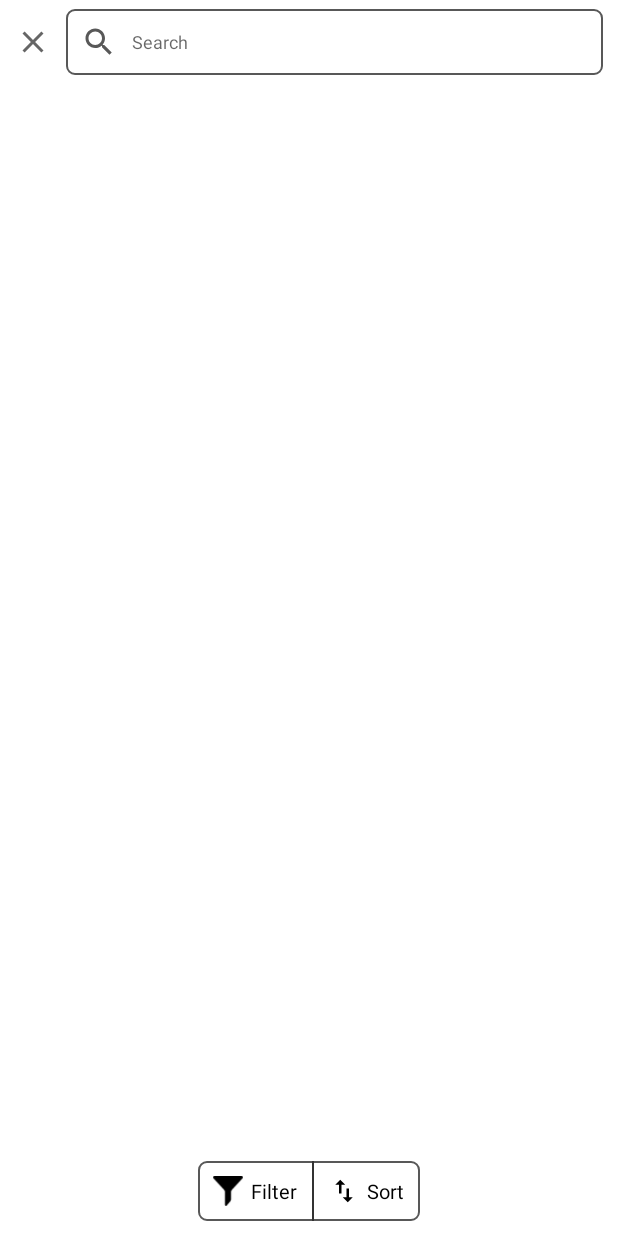
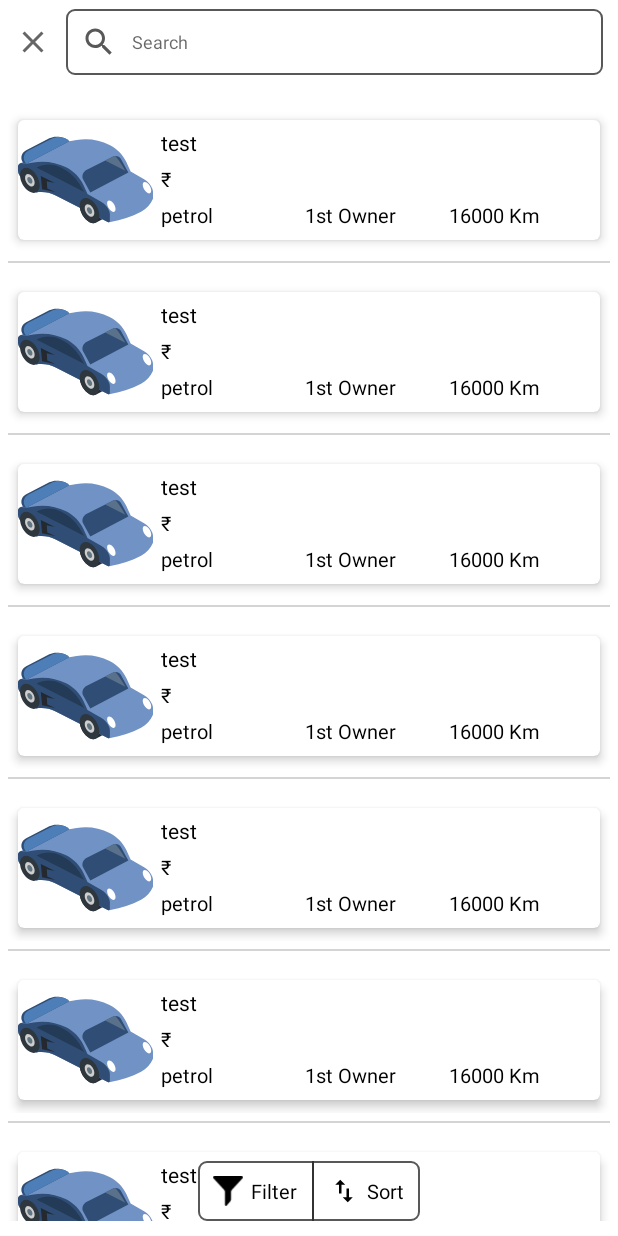
Before and after one commit to carhouseindia/carhouse_android-app, an Android app: the CarList screen opened directly, with no data from a screen before it, on a phone screen of 412 x 824 dp. Run offline under Robolectric (Android 15) with nearby library versions, the phone set to English and light mode, and no system bars; our stand-ins replace ButterKnife.

Commit message:
car list UI

```diff
--- a/app/src/main/java/com/example/carhouse/activity/CarList.java
+++ b/app/src/main/java/com/example/carhouse/activity/CarList.java
@@ -11,6 +11,10 @@ import android.widget.ImageView;
 import android.widget.LinearLayout;
 
 import com.example.carhouse.R;
+import com.example.carhouse.adapter.CarListAdapter;
+
+import java.util.ArrayList;
+import java.util.List;
 
 import butterknife.BindView;
 
@@ -31,7 +35,8 @@ public class CarList extends MainClass {
     @BindView(R.id.imgClose)
     AppCompatImageView imgClose;
 
-
+    CarListAdapter adapter;
+    private List<String> litData=new ArrayList<String>();
 
     @Override
     protected int getActivityLayout() {
@@ -40,6 +45,9 @@ public class CarList extends MainClass {
 
     @Override
     protected void intView() {
+        intRecycleView(recyclerList);
+        adapter=new CarListAdapter(CarList.this,litData);
+        recyclerList.setAdapter(adapter);
 
     }
 
--- /dev/null
+++ b/app/src/main/java/com/example/carhouse/adapter/CarListAdapter.java
@@ -0,0 +1,72 @@
+package com.example.carhouse.adapter;
+
+import android.content.Context;
+import android.content.Intent;
+import android.view.LayoutInflater;
+import android.view.View;
+import android.view.ViewGroup;
+import android.widget.LinearLayout;
+
+import androidx.annotation.NonNull;
+import androidx.annotation.Nullable;
+import androidx.appcompat.widget.AppCompatTextView;
+import androidx.recyclerview.widget.RecyclerView;
+
+import com.example.carhouse.R;
+import com.example.carhouse.activity.CarList;
+
+import java.util.ArrayList;
+import java.util.List;
+
+public class CarListAdapter extends RecyclerView.Adapter<CarListVH> {
+
+    private List<String> litData=new ArrayList<String>();
+    private Context context;
+    String type;
+
+    public CarListAdapter(Context context,List<String> litData) {
+        this.litData = litData;
+        this.context = context;
+    }
+
+    @NonNull
+    @Override
+    public CarListVH onCreateViewHolder(@NonNull ViewGroup parent, int viewType) {
+        View layoutView = LayoutInflater.from(parent.getContext()).inflate(R.layout.car_list_item, parent,false);
+        return new CarListVH(layoutView,context);
+    }
+
+    @Override
+    public void onBindViewHolder(@NonNull CarListVH holder, int position) {
+
+    }
+
+    @Override
+    public int getItemCount() {
+        return 10;
+    }
+}
+
+class CarListVH extends RecyclerView.ViewHolder implements View.OnClickListener {
+
+    @Nullable
+
+    View view;
+    String type;
+    Context context;
+
+    public CarListVH(@NonNull View itemView, Context context)
+    {
+        super(itemView);
+        view = itemView;
+        this.context = context;
+
+
+//        view.setOnClickListener(this);
+    }
+
+    @Override
+    public void onClick(View v) {
+
+    }
+}
--- a/app/src/main/java/com/example/carhouse/adapter/SearchListAdapter.java
+++ b/app/src/main/java/com/example/carhouse/adapter/SearchListAdapter.java
@@ -14,7 +14,6 @@ import androidx.recyclerview.widget.RecyclerView;
 
 import com.example.carhouse.R;
 import com.example.carhouse.activity.CarList;
-import com.example.carhouse.activity.MainClass;
 
 import java.util.ArrayList;
 import java.util.List;
--- /dev/null
+++ b/app/src/main/res/drawable/ic_no_car.xml
@@ -0,0 +1,57 @@
+<vector xmlns:android="http://schemas.android.com/apk/res/android"
+    android:width="512dp"
+    android:height="512dp"
+    android:viewportWidth="512"
+    android:viewportHeight="512">
+  <path
+      android:pathData="m347.309,407.758 l-45.52,-32.023c-6.695,-16.738 -17.852,-31.613 -30.488,-38.906 -20.484,-11.828 -37.09,0.727 -37.09,28.039s16.605,59.039 37.09,70.867c9.707,5.605 18.543,5.727 25.152,1.402zM347.309,407.758"
+      android:fillColor="#23292e"/>
+  <path
+      android:pathData="m512,307.719c0,-4.934 -0.848,-9.824 -2.508,-14.469l-0.383,-1.07c-5.773,-16.137 -16.637,-29.957 -30.961,-39.375l-50.969,-33.508 -16.305,-39.82c-12.559,-30.672 -34.898,-56.336 -63.547,-73.008 -37.68,-21.93 -81.992,-29.555 -124.836,-21.484l-27.852,5.246 -13.684,-2.156c-3.355,-0.527 -6.586,0.098 -9.336,1.555 -0.266,0.141 -0.52,0.301 -0.777,0.457l-162.988,95.648c-4.637,2.523 -7.855,7.434 -7.855,13.199v15.16c0,15.68 8.371,30.164 21.953,37.992l46.348,56.973c25.684,-4.738 52.215,-0.18 74.844,12.859l197.211,113.637c0.953,0.551 1.965,0.762 2.941,0.707 0,0 0.883,-0.102 1.215,-0.199l6.023,-1.086c41.027,-7.398 80.383,-22.129 116.18,-43.488 20.77,-12.395 36.57,-31.602 44.77,-54.324 0.133,-0.281 0.246,-0.574 0.332,-0.887 0.059,-0.168 0.125,-0.332 0.184,-0.5l-0.063,-0.086c0.039,-0.262 0.063,-0.535 0.063,-0.813zM512,307.719"
+      android:fillColor="#7192c4"/>
+  <path
+      android:pathData="m346.188,388.918c-5.746,-16.285 -16.664,-30.223 -31.07,-39.695l-51.551,-33.891 -15.457,-37.75c-13.02,-31.797 -35.895,-58.824 -65.738,-75.852 -37.387,-21.332 -81.156,-28.684 -123.492,-20.711l-27.852,5.246 -13.684,-2.156c-9.109,-1.438 -17.344,5.602 -17.344,14.824v15.16c0,15.68 8.371,30.164 21.953,37.992l46.348,56.973c25.684,-4.738 52.215,-0.18 74.844,12.859l197.211,113.637c3.57,2.059 8.031,-0.52 8.031,-4.641v-28.387c0,-4.625 -0.66,-9.25 -2.199,-13.609zM346.188,388.918"
+      android:fillColor="#304e75"/>
+  <path
+      android:pathData="m308.391,407.695c0,27.313 -16.605,39.863 -37.09,28.039 -20.484,-11.828 -37.09,-43.555 -37.09,-70.867s16.605,-39.867 37.09,-28.039c20.484,11.824 37.09,43.555 37.09,70.867zM308.391,407.695"
+      android:fillColor="#2e373d"/>
+  <path
+      android:pathData="m289.535,396.809c0,13.43 -8.164,19.602 -18.234,13.785 -10.07,-5.816 -18.238,-21.414 -18.238,-34.84 0,-13.43 8.164,-19.602 18.238,-13.789 10.07,5.816 18.234,21.414 18.234,34.844zM289.535,396.809"
+      android:fillColor="#cecece"/>
+  <path
+      android:pathData="m281.191,391.988c0,7.285 -4.43,10.633 -9.891,7.48 -5.461,-3.156 -9.891,-11.617 -9.891,-18.898 0,-7.285 4.426,-10.633 9.891,-7.477 5.461,3.152 9.891,11.613 9.891,18.895zM281.191,391.988"
+      android:fillColor="#627681"/>
+  <path
+      android:pathData="m82.027,278.578c0,27.313 -16.605,39.867 -37.09,28.039 -20.48,-11.824 -37.086,-43.551 -37.086,-70.863s16.605,-39.867 37.086,-28.039c20.488,11.824 37.09,43.555 37.09,70.863zM82.027,278.578"
+      android:fillColor="#2e373d"/>
+  <path
+      android:pathData="m63.176,267.695c0,13.43 -8.164,19.602 -18.234,13.785 -10.074,-5.813 -18.238,-21.414 -18.238,-34.844 0,-13.426 8.164,-19.602 18.238,-13.785 10.07,5.816 18.234,21.414 18.234,34.844zM63.176,267.695"
+      android:fillColor="#cecece"/>
+  <path
+      android:pathData="m54.832,262.879c0,7.281 -4.43,10.629 -9.891,7.477 -5.465,-3.156 -9.891,-11.617 -9.891,-18.898 0,-7.285 4.426,-10.633 9.891,-7.477 5.461,3.152 9.891,11.613 9.891,18.898zM54.832,262.879"
+      android:fillColor="#627681"/>
+  <path
+      android:pathData="m360.18,352.949c8.258,10.926 12.188,26.332 8.773,34.418 -3.418,8.082 -12.883,5.781 -21.141,-5.141 -8.262,-10.922 -12.191,-26.332 -8.773,-34.414 3.414,-8.086 12.879,-5.785 21.141,5.137zM360.18,352.949"
+      android:fillColor="#fff"/>
+  <path
+      android:pathData="m495.359,274.113c8.262,10.926 12.191,26.332 8.773,34.418 -3.414,8.082 -12.879,5.781 -21.141,-5.141 -8.258,-10.922 -12.188,-26.332 -8.773,-34.414 3.418,-8.086 12.883,-5.785 21.141,5.137zM495.359,274.113"
+      android:fillColor="#fff"/>
+  <path
+      android:pathData="m274.258,309.059 l144.152,-84.613 -29.098,-59.887c-5.109,-10.512 -18.016,-14.547 -28.199,-8.82l-99.973,56.23c-15.117,8.504 -20.98,27.324 -13.363,42.902zM274.258,309.059"
+      android:fillColor="#304e75"/>
+  <path
+      android:pathData="m251.109,307.082 l-18.523,-34.668c-16.961,-31.742 -43.527,-57.305 -75.895,-73.031 -27.672,-13.445 -60.207,-12.285 -86.848,3.098zM251.109,307.082"
+      android:fillColor="#243b58"/>
+  <path
+      android:pathData="m407.055,217.012 l-18.523,-34.664c-5.566,-10.422 -12.262,-20.098 -19.766,-29.059 -2.613,0.297 -5.211,1.074 -7.652,2.449l-30.504,17.156zM407.055,217.012"
+      android:fillColor="#59718b"/>
+  <path
+      android:pathData="m91.332,295.465 l-4.805,-56.961 53.043,30.625 -30.398,-8.32 1.719,31.223 30.879,15.051zM91.332,295.465"
+      android:fillColor="#23292e"/>
+  <path
+      android:pathData="m162.793,73.145 l-7.906,-1.367 -0.008,0.004c-12.055,-2.07 -24.801,-0.059 -36.02,6.418l-87.75,50.664c-20.016,11.555 -24.406,38.555 -9.09,55.855l9.008,1.543 163.613,-96.031c-8.578,-9.477 -19.91,-15.281 -31.848,-17.086zM162.793,73.145"
+      android:fillColor="#304e75"/>
+  <path
+      android:pathData="m31.027,186.266c-15.316,-17.301 -10.926,-44.301 9.086,-55.859l87.754,-50.664c21.949,-12.672 49.766,-8.301 66.773,10.484zM31.027,186.266"
+      android:fillColor="#4d7eb7"/>
+</vector>
--- /dev/null
+++ b/app/src/main/res/layout/car_list_item.xml
@@ -0,0 +1,136 @@
+<?xml version="1.0" encoding="utf-8"?>
+<LinearLayout xmlns:android="http://schemas.android.com/apk/res/android"
+    xmlns:card_view="http://schemas.android.com/apk/res-auto"
+    android:layout_width="match_parent"
+    android:layout_height="wrap_content"
+    android:padding="@dimen/fivedp"
+    android:background="@color/white"
+    android:orientation="vertical">
+
+    <LinearLayout
+        android:id="@+id/lisellerList"
+        android:layout_width="wrap_content"
+        android:layout_height="wrap_content"
+        android:orientation="horizontal">
+
+        <androidx.cardview.widget.CardView
+            android:layout_margin="@dimen/onedp"
+            android:layout_width="match_parent"
+            android:layout_height="wrap_content"
+            card_view:cardCornerRadius="@dimen/fourdp"
+            card_view:cardElevation="@dimen/fourdp"
+            card_view:cardUseCompatPadding="true">
+
+            <LinearLayout
+                android:orientation="horizontal"
+                android:layout_width="match_parent"
+                android:layout_height="wrap_content">
+                <androidx.appcompat.widget.AppCompatImageView
+                    android:id="@+id/imgowner"
+                    android:layout_width="@dimen/nintydp"
+                    android:layout_height="@dimen/eightydp"
+                    android:scaleType="fitXY"
+                    android:src="@drawable/ic_no_car" />
+
+                <LinearLayout
+                    android:layout_marginStart="@dimen/fivedp"
+                    android:layout_marginEnd="@dimen/fivedp"
+                    android:orientation="vertical"
+                    android:layout_width="match_parent"
+                    android:layout_height="wrap_content">
+                    <LinearLayout
+                        android:layout_width="match_parent"
+                        android:layout_height="wrap_content"
+                        android:layout_marginTop="@dimen/fivedp"
+                        android:orientation="vertical">
+
+                        <RelativeLayout
+                            android:layout_width="match_parent"
+                            android:layout_height="wrap_content">
+
+                            <androidx.appcompat.widget.AppCompatTextView
+                                android:id="@+id/txtshopname"
+                                style="@style/textviewStyle"
+                                android:textSize="@dimen/fourteensp"
+                                android:ellipsize="end"
+                                android:maxLines="2"
+                                android:text="test" />
+
+
+                        </RelativeLayout>
+
+
+                    </LinearLayout>
+                    <LinearLayout
+                        android:id="@+id/linPrices"
+                        android:visibility="visible"
+                        android:layout_width="match_parent"
+                        android:layout_height="wrap_content"
+                        android:layout_marginTop="@dimen/fivedp">
+
+                        <androidx.appcompat.widget.AppCompatTextView
+                            android:id="@+id/labelRS"
+                            android:layout_width="wrap_content"
+                            style="@style/textviewStyle"
+                            android:text="@string/Rs"
+                            android:textColor="@color/black"/>
+
+                        <androidx.appcompat.widget.AppCompatTextView
+                            android:id="@+id/txtPrice"
+                            android:layout_width="wrap_content"
+                            style="@style/textviewStyle"
+                            text="78000"
+                            android:textColor="@color/black"/>
+
+
+                    </LinearLayout>
+                    <LinearLayout
+                        android:id="@+id/linOther"
+                        android:visibility="visible"
+                        android:layout_width="match_parent"
+                        android:layout_height="wrap_content"
+                        android:layout_marginTop="@dimen/fivedp">
+
+                        <androidx.appcompat.widget.AppCompatTextView
+                            android:layout_weight="1"
+                            android:id="@+id/txtPetro"
+                            style="@style/textviewStyle"
+                            android:text="petrol"
+                            android:textColor="@color/black"/>
+
+                        <androidx.appcompat.widget.AppCompatTextView
+                            android:layout_weight="1"
+                            android:id="@+id/txtUsed"
+                            style="@style/textviewStyle"
+                            android:text="1st Owner"
+                            android:textColor="@color/black"/>
+
+                        <androidx.appcompat.widget.AppCompatTextView
+                            android:layout_weight="1"
+                            android:id="@+id/txtKM"
+                            style="@style/textviewStyle"
+                            android:text="16000 Km"
+                            android:textColor="@color/black"/>
+
+
+                    </LinearLayout>
+
+                </LinearLayout>
+
+            </LinearLayout>
+
+
+        </androidx.cardview.widget.CardView>
+
+
+
+        </LinearLayout>
+
+
+    <View
+        android:layout_marginTop="@dimen/fivedp"
+        android:layout_width="match_parent"
+        android:layout_height="@dimen/onedp"
+        android:background="@color/light_grey"/>
+
+</LinearLayout>
--- a/app/src/main/res/values/dimens.xml
+++ b/app/src/main/res/values/dimens.xml
@@ -29,6 +29,7 @@
     <dimen name="sixtydp">60dp</dimen>
     <dimen name="seventydp">70dp</dimen>
     <dimen name="nintydp">90dp</dimen>
+    <dimen name="eightydp">80dp</dimen>
     <dimen name="onetwenty">120dp</dimen>
     <dimen name="onefifty">150dp</dimen>
     <dimen name="fab_margin">16dp</dimen>
--- a/app/src/main/res/values/strings.xml
+++ b/app/src/main/res/values/strings.xml
@@ -19,4 +19,5 @@
     <string name="no_results_found">No result found</string>
     <string name="min_price">Min price</string>
     <string name="max_price">Min price</string>
+    <string name="Rs">₹</string>
 </resources>
```
